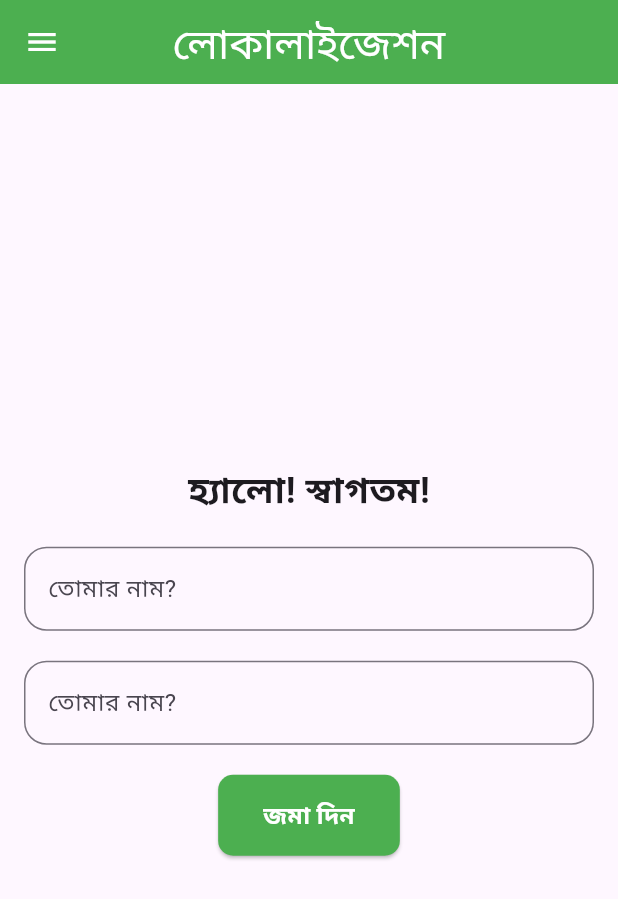
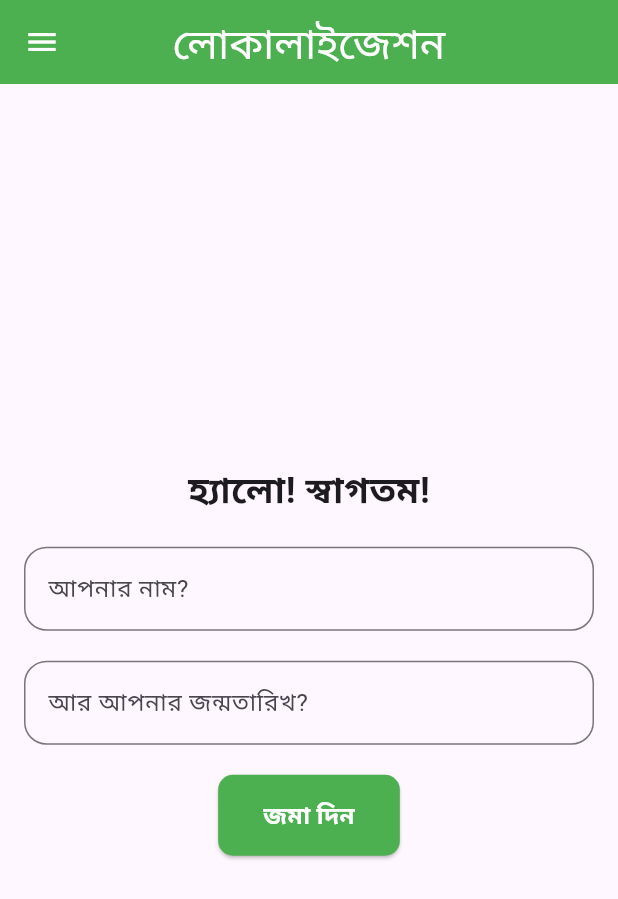
Before and after one commit to alxayeed/localization_flutter, a Flutter app: the screen it shows after launch, on a phone screen of 412 x 824 dp. Shown: the top 899 px of the screen. Run offline on Flutter 3.47's test engine with Material 3 defaults, Android fonts, the phone set to English and light mode, and no system bars; generated files the repository leaves out were written again.

Commit message:
Add: bangla and english language support added

```diff
--- a/lib/home.dart
+++ b/lib/home.dart
@@ -140,7 +140,7 @@ class _HomeScreenState extends State<HomeScreen> {
               controller: _dateController,
               readOnly: true,
               decoration: InputDecoration(
-                labelText: AppLocalizations.of(context)!.yourName,
+                labelText: AppLocalizations.of(context)!.yourBirthdate,
                 border: OutlineInputBorder(
                   borderRadius: BorderRadius.circular(15.0),
                 ),
--- a/lib/l10n/app_bn.arb
+++ b/lib/l10n/app_bn.arb
@@ -2,7 +2,7 @@
   "@@locale": "bn",
   "appTitle": "লোকালাইজেশন",
   "welcomeMessage": "হ্যালো! স্বাগতম!",
-  "yourName": "তোমার নাম?",
+  "yourName": "আপনার নাম?",
   "yourBirthdate": "আর আপনার জন্মতারিখ?",
   "submit": "জমা দিন",
   "translator": "ট্রান্সলেটর",
```
